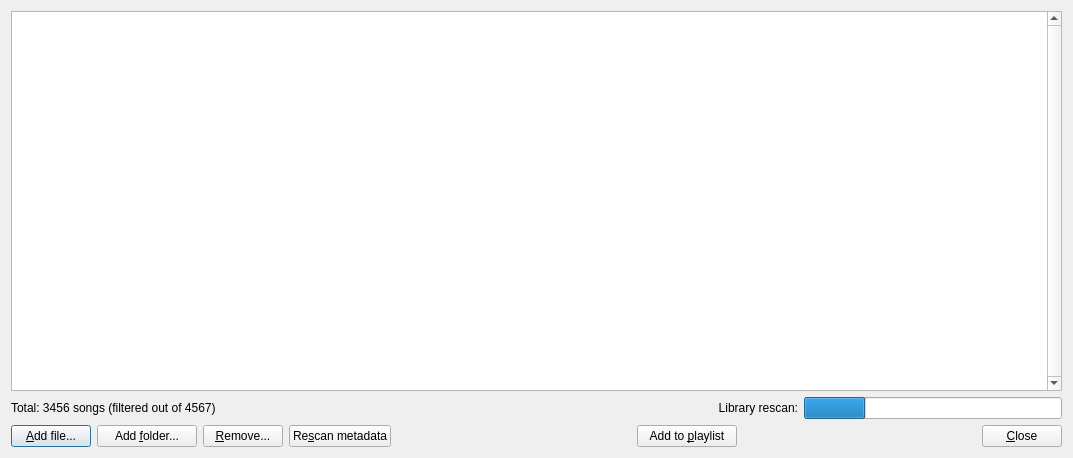
Above: DlgSongs.ui from madmaxoft/SkauTan before the change. Below: the same form after it.
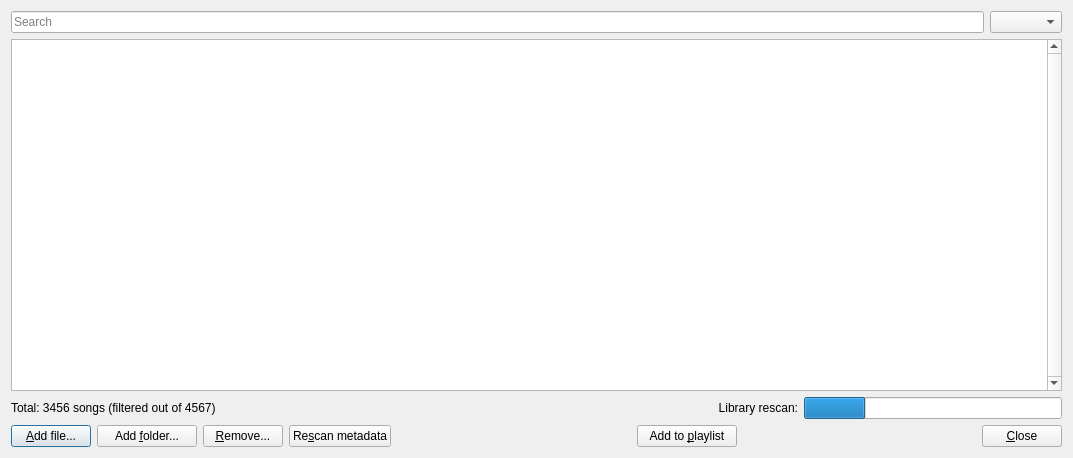
That is the form after the change.

Commit message: DlgSongs: Added search and filter.

```diff
--- a/DlgSongs.ui
+++ b/DlgSongs.ui
@@ -17,6 +17,24 @@
    <string>SkauTan: Songs</string>
   </property>
   <layout class="QVBoxLayout" name="verticalLayout_2">
+   <item>
+    <layout class="QHBoxLayout" name="horizontalLayout_4">
+     <item>
+      <widget class="QLineEdit" name="leSearch">
+       <property name="placeholderText">
+        <string>Search</string>
+       </property>
+      </widget>
+     </item>
+     <item>
+      <widget class="QComboBox" name="cbFilter">
+       <property name="maxVisibleItems">
+        <number>100</number>
+       </property>
+      </widget>
+     </item>
+    </layout>
+   </item>
    <item>
     <widget class="QTableView" name="tblSongs">
      <property name="verticalScrollBarPolicy">
```
The commit also changes 4 other files.
